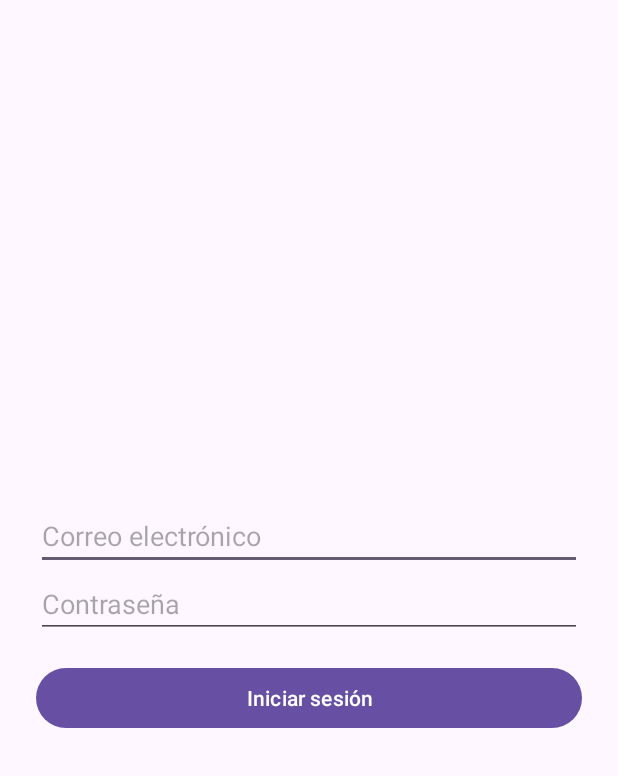
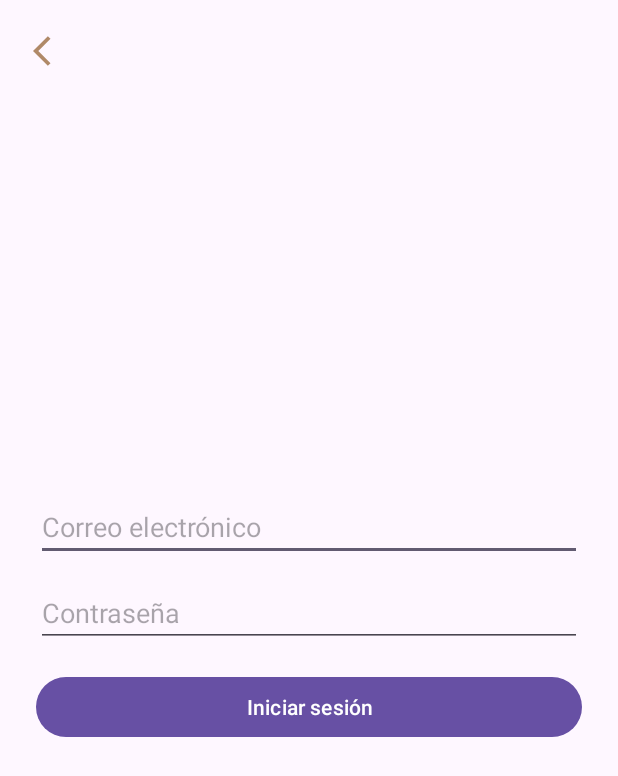
Before and after one commit to 4ndreaCatMen/TFG_CatalanMenachoAndrea, an Android app: the LoginActivity screen opened directly, with no data from a screen before it, on a phone screen of 412 x 824 dp. Shown: the top 776 px of the screen. Run offline under Robolectric (Android 15) with nearby library versions, the light colour scheme and no system bars.

Commit message:
botones back, y logout

```diff
--- a/app/src/main/java/com/example/tidytask/EditarTareaActivity.kt
+++ b/app/src/main/java/com/example/tidytask/EditarTareaActivity.kt
@@ -104,5 +104,10 @@ class EditarTareaActivity : AppCompatActivity() {
 
             datePicker.show()
         }
+        val btnBack = findViewById<ImageButton>(R.id.btnBack)
+        btnBack.setOnClickListener {
+            finish()
+        }
+
     }
 }
--- a/app/src/main/java/com/example/tidytask/LoginActivity.kt
+++ b/app/src/main/java/com/example/tidytask/LoginActivity.kt
@@ -4,6 +4,7 @@ import android.content.Intent
 import android.os.Bundle
 import android.widget.Button
 import android.widget.EditText
+import android.widget.ImageButton
 import android.widget.Toast
 import androidx.appcompat.app.AppCompatActivity
 import com.example.tidytask.database.UsuarioDBHelper
@@ -38,5 +39,10 @@ class LoginActivity : AppCompatActivity() {
                 Toast.makeText(this, "Completa todos los campos", Toast.LENGTH_SHORT).show()
             }
         }
+        val btnBack = findViewById<ImageButton>(R.id.btnBack)
+        btnBack.setOnClickListener {
+            finish()
+        }
+
     }
 }
--- a/app/src/main/java/com/example/tidytask/RegistroActivity.kt
+++ b/app/src/main/java/com/example/tidytask/RegistroActivity.kt
@@ -4,6 +4,7 @@ import android.content.Intent
 import android.os.Bundle
 import android.widget.Button
 import android.widget.EditText
+import android.widget.ImageButton
 import android.widget.Toast
 import androidx.appcompat.app.AppCompatActivity
 import com.example.tidytask.database.UsuarioDBHelper
@@ -44,5 +45,10 @@ class RegistroActivity : AppCompatActivity() {
                 Toast.makeText(this, "Por favor completa todos los campos", Toast.LENGTH_SHORT).show()
             }
         }
+        val btnBack = findViewById<ImageButton>(R.id.btnBack)
+        btnBack.setOnClickListener {
+            finish() // Cierra esta pantalla y vuelve a la anterior (pantalla de bienvenida)
+        }
+
     }
 }
--- /dev/null
+++ b/app/src/main/res/drawable/ic_logout.xml
@@ -0,0 +1,5 @@
+<vector xmlns:android="http://schemas.android.com/apk/res/android" android:autoMirrored="true" android:height="24dp" android:tint="#000000" android:viewportHeight="24" android:viewportWidth="24" android:width="24dp">
+
+    <path android:fillColor="@android:color/white" android:pathData="M17,7l-1.41,1.41L18.17,11H8v2h10.17l-2.58,2.58L17,17l5,-5zM4,5h8V3H4c-1.1,0 -2,0.9 -2,2v14c0,1.1 0.9,2 2,2h8v-2H4V5z"/>
+
+</vector>
--- a/app/src/main/res/layout/activity_login.xml
+++ b/app/src/main/res/layout/activity_login.xml
@@ -1,10 +1,28 @@
 <?xml version="1.0" encoding="utf-8"?>
-<LinearLayout xmlns:android="http://schemas.android.com/apk/res/android"
+<FrameLayout xmlns:android="http://schemas.android.com/apk/res/android"
+    xmlns:app="http://schemas.android.com/apk/res-auto"
+    android:layout_width="match_parent"
+    android:layout_height="match_parent">
+
+    <!-- Botón de volver en la esquina superior izquierda -->
+    <ImageButton
+        android:id="@+id/btnBack"
+        android:layout_width="36dp"
+        android:layout_height="36dp"
+        android:layout_margin="16dp"
+        android:background="?attr/selectableItemBackgroundBorderless"
+        android:src="@drawable/ic_back_arrow"
+        android:contentDescription="Volver"
+        android:layout_gravity="start|top"
+        app:tint="#B08968" />
+
+    <!-- Contenido principal centrado -->
+    <LinearLayout
         android:layout_width="match_parent"
         android:layout_height="match_parent"
         android:orientation="vertical"
-    android:gravity="center"
-    android:padding="24dp">
+        android:padding="24dp"
+        android:gravity="center">
 
         <EditText
             android:id="@+id/etCorreoLogin"
@@ -18,7 +36,8 @@
             android:layout_width="match_parent"
             android:layout_height="wrap_content"
             android:hint="Contraseña"
-        android:inputType="textPassword" />
+            android:inputType="textPassword"
+            android:layout_marginTop="12dp" />
 
         <Button
             android:id="@+id/btnIniciarSesion"
@@ -27,3 +46,4 @@
             android:text="Iniciar sesión"
             android:layout_marginTop="16dp" />
     </LinearLayout>
+</FrameLayout>
```
Also changed, not shown: app/src/main/java/com/example/tidytask/TareasActivity.kt (+9 -1 lines), app/src/main/res/layout/activity_editar_tarea.xml (+18 -2 lines), app/src/main/res/layout/activity_registro.xml (+18 -0 lines), app/src/main/res/layout/activity_tareas.xml (+14 -0 lines). Lines whose indentation alone changed are shown as unchanged.
